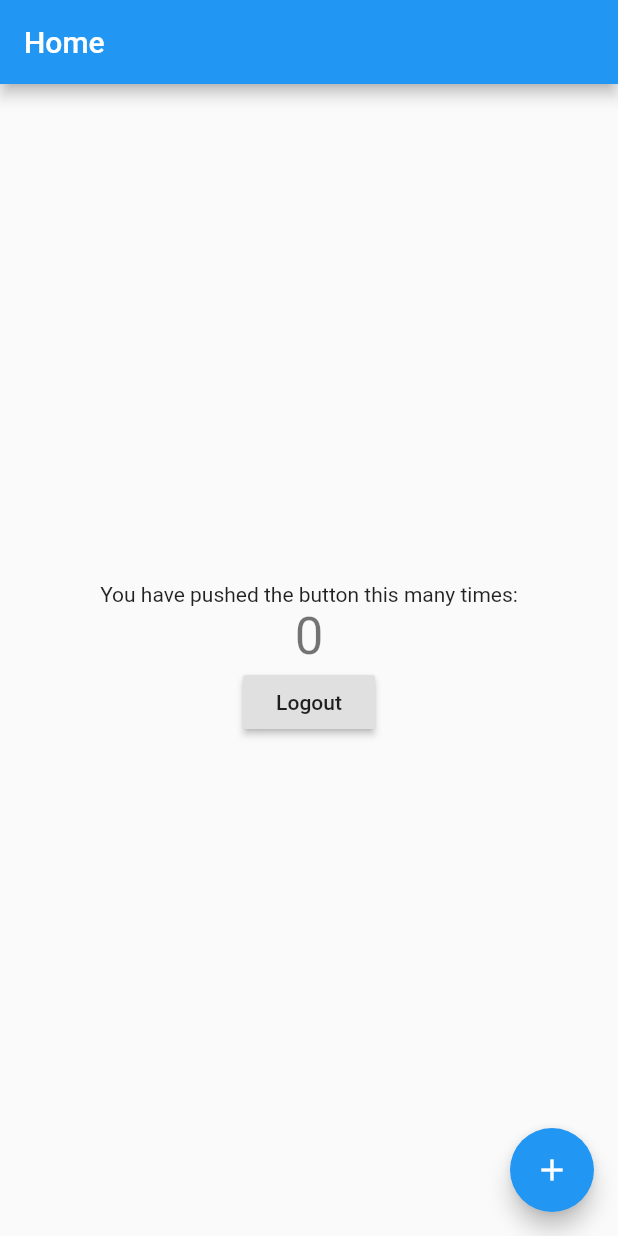
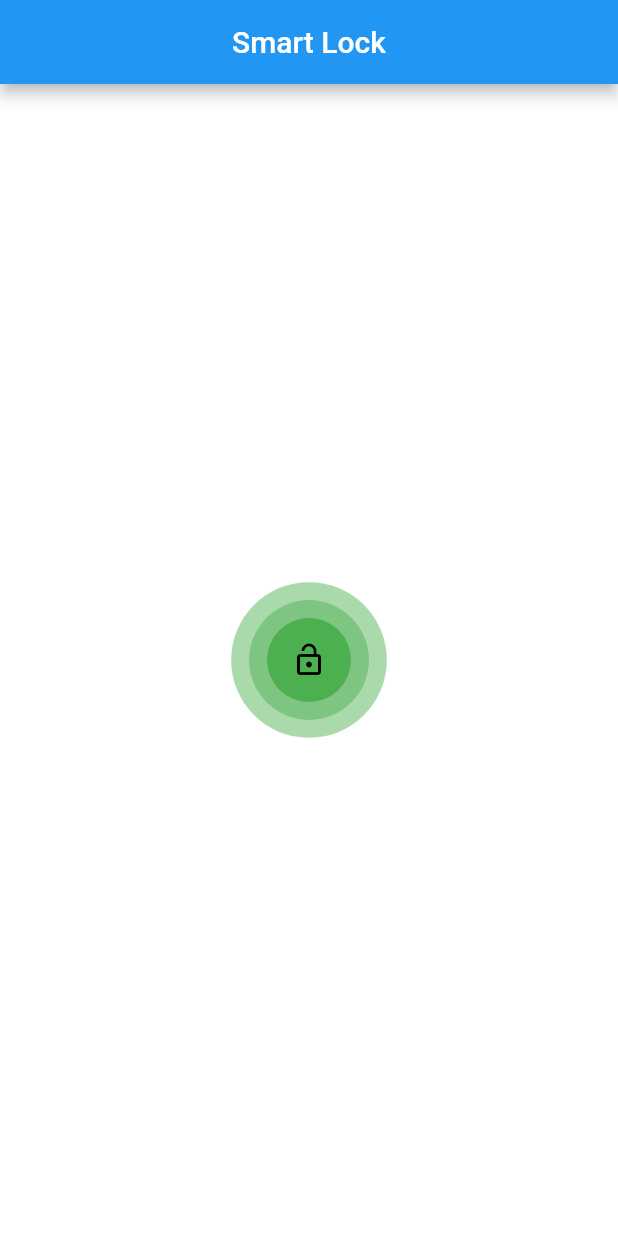
Before and after one commit to IrvinDelgado/smart-lock, a Flutter app: the MyHomePage screen opened directly, on a phone screen of 412 x 824 dp. Run offline on Flutter 3.47's test engine with Material 2 defaults, Android fonts, the light colour scheme and no system bars; our stand-ins replace firebase_auth, firebase_core; accounts and stored records are empty.

Commit message:
have pulsating icon

```diff
--- a/lib/main.dart
+++ b/lib/main.dart
@@ -1,6 +1,7 @@
 import 'package:firebase_core/firebase_core.dart';
 import 'package:flutter/material.dart';
 import 'package:smart_lock/screens/auth/auth.dart';
+import 'package:smart_lock/screens/home.dart';
 //import 'package:smart_lock/screens/home.dart';
 
 void main() async {
@@ -18,7 +19,7 @@ class MyApp extends StatelessWidget {
           primarySwatch: Colors.blue,
         ),
         debugShowCheckedModeBanner: false,
-        home: AuthScreen(),
+        home: MyHomePage(),
         routes: {
           '/authScreen': (context) => AuthScreen(),
         });
--- a/lib/screens/home.dart
+++ b/lib/screens/home.dart
@@ -1,53 +1,59 @@
 import 'package:flutter/material.dart';
-import 'package:smart_lock/screens/auth/widgets/auth_apis.dart';
+import 'package:smart_lock/screens/widgets/pulsating_circle.dart';
 
 class MyHomePage extends StatefulWidget {
-  MyHomePage({Key key, this.title}) : super(key: key);
-  final String title;
-
+  MyHomePage({Key key}) : super(key: key);
   @override
   _MyHomePageState createState() => _MyHomePageState();
 }
 
 class _MyHomePageState extends State<MyHomePage> {
-  int _counter = 0;
+  bool isLocked = false;
 
-  void _incrementCounter() {
-    setState(() {
-      _counter++;
-    });
+  Widget lockedButton() {
+    return Container(
+      child: PulsatingCircleIconButton(
+        onTap: () {
+          setState(() {
+            isLocked = false;
+          });
+        },
+        icon: Icon(
+          Icons.lock_outline,
+          color: Colors.black,
+        ),
+        backgroundColor: Colors.red,
+      ),
+    );
+  }
+
+  Widget unlockedButton() {
+    return Container(
+      child: PulsatingCircleIconButton(
+        onTap: () {
+          setState(() {
+            isLocked = true;
+          });
+        },
+        icon: Icon(
+          Icons.lock_open,
+          color: Colors.black,
+        ),
+        backgroundColor: Colors.green,
+      ),
+    );
   }
 
   @override
   Widget build(BuildContext context) {
     return Scaffold(
       appBar: AppBar(
-        title: Text("Home"),
+        title: Text("Smart Lock"),
+        centerTitle: true,
       ),
+      backgroundColor: Colors.white,
       body: Center(
-        child: Column(
-          mainAxisAlignment: MainAxisAlignment.center,
-          children: <Widget>[
-            Text(
-              'You have pushed the button this many times:',
-            ),
-            Text(
-              '$_counter',
-              style: Theme.of(context).textTheme.headline4,
-            ),
-            RaisedButton(
-              onPressed: () async {
-                await signOut(context);
-              },
-              child: Text('Logout'),
-            ),
-          ],
-        ),
-      ),
-      floatingActionButton: FloatingActionButton(
-        onPressed: _incrementCounter,
-        tooltip: 'Increment',
-        child: Icon(Icons.add),
+        child: isLocked ? lockedButton() : unlockedButton(),
       ),
     );
   }
--- /dev/null
+++ b/lib/screens/widgets/pulsating_circle.dart
@@ -0,0 +1,71 @@
+import 'package:flutter/material.dart';
+
+class PulsatingCircleIconButton extends StatefulWidget {
+  const PulsatingCircleIconButton({
+    Key key,
+    @required this.onTap,
+    @required this.icon,
+    @required this.backgroundColor,
+  }) : super(key: key);
+
+  final GestureTapCallback onTap;
+  final Icon icon;
+  final Color backgroundColor;
+
+  @override
+  _PulsatingCircleIconButtonState createState() =>
+      _PulsatingCircleIconButtonState();
+}
+
+class _PulsatingCircleIconButtonState extends State<PulsatingCircleIconButton>
+    with SingleTickerProviderStateMixin {
+  AnimationController _animationController;
+  Animation _animation;
+
+  @override
+  void initState() {
+    _animationController =
+        AnimationController(vsync: this, duration: Duration(seconds: 2));
+    _animation = Tween(begin: 0.0, end: 12.0).animate(
+      CurvedAnimation(parent: _animationController, curve: Curves.easeOut),
+    );
+    _animationController.repeat(reverse: true);
+    super.initState();
+  }
+
+  @override
+  void dispose() {
+    // TODO: implement dispose
+    _animationController.dispose();
+    super.dispose();
+  }
+
+  @override
+  Widget build(BuildContext context) {
+    return InkWell(
+      borderRadius: BorderRadius.circular(100),
+      onTap: widget.onTap,
+      child: AnimatedBuilder(
+        animation: _animation,
+        builder: (context, _) {
+          return Ink(
+            padding: const EdgeInsets.all(16),
+            decoration: BoxDecoration(
+              color: widget.backgroundColor,
+              shape: BoxShape.circle,
+              boxShadow: [
+                for (int i = 1; i <= 2; i++)
+                  BoxShadow(
+                    color: widget.backgroundColor
+                        .withOpacity(_animationController.value / 2),
+                    spreadRadius: _animation.value * i,
+                  )
+              ],
+            ),
+            child: widget.icon,
+          );
+        },
+      ),
+    );
+  }
+}
```
